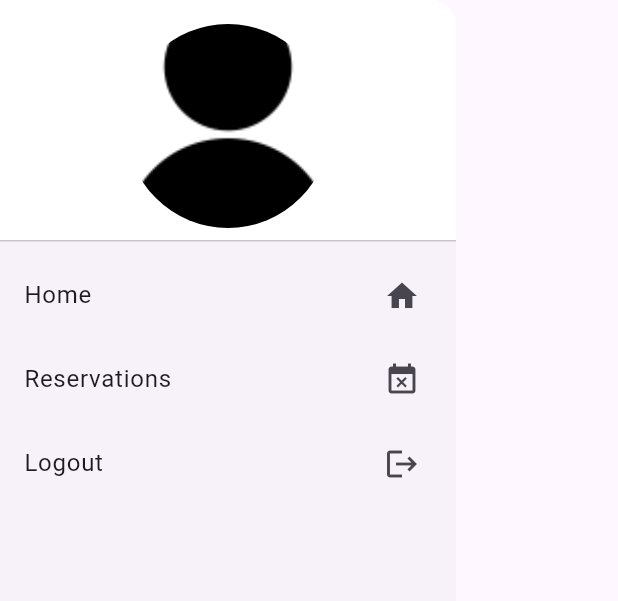
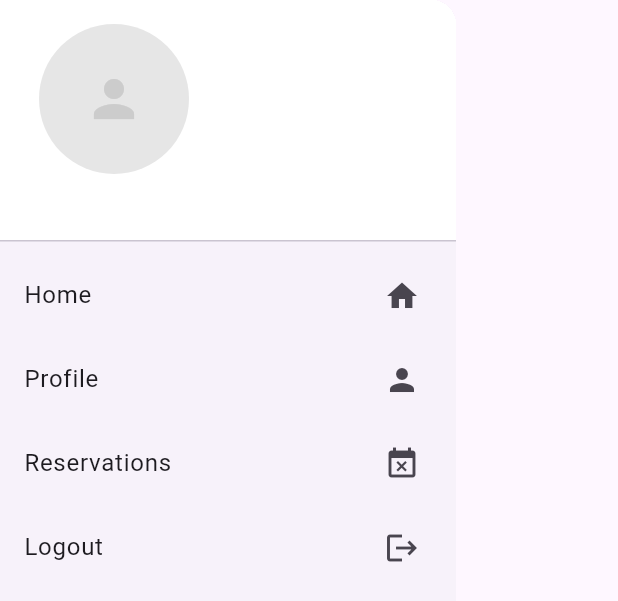
Before and after one commit to kkarimwahba/Evena, a Flutter app: the DrawerWidget widget shown alone on an empty page, opened directly, on a phone screen of 412 x 824 dp. Shown: the top 601 px of the screen. Run offline on Flutter 3.47's test engine with Material 3 defaults, Android fonts, the phone set to English and light mode, and no system bars; our stand-ins replace cloud_firestore, firebase_auth, firebase_core, firebase_storage, flutter_credit_card, image_gallery_saver and 2 more; missing offline and left inert: ticket_widget; accounts and stored records are empty; network calls fail.

Commit message:
profileandEventDateRemove

```diff
--- a/lib/widgets/drawers.dart
+++ b/lib/widgets/drawers.dart
@@ -1,6 +1,9 @@
-import 'package:evena/screens/adminHome.dart';
+import 'package:evena/models/users.dart';
 import 'package:evena/screens/login.dart';
 import 'package:evena/screens/userHome.dart';
+import 'package:evena/screens/userProfile.dart';
+import 'package:evena/services/userServices.dart';
+import 'package:firebase_auth/firebase_auth.dart';
 import 'package:flutter/material.dart';
 
 class DrawerWidget extends StatefulWidget {
@@ -13,19 +16,61 @@ class DrawerWidget extends StatefulWidget {
 }
 
 class _DrawerWidgetState extends State<DrawerWidget> {
+  User? user;
+
   @override
+  void initState() {
+    super.initState();
+    fetchUserData();
+  }
+
+  Future<void> fetchUserData() async {
+    try {
+      // Fetch user data (you may need to adjust this based on your user authentication)
+      User? currentUser = FirebaseAuth.instance.currentUser;
+      setState(() {
+        user = currentUser;
+      });
+      print('User ID after login: ${user?.uid}');
+    } catch (error) {
+      print('Error fetching user data: $error');
+    }
+  }
+
   Widget build(BuildContext context) {
     return Drawer(
       child: ListView(padding: EdgeInsets.zero, children: [
         const DrawerHeader(
-            decoration: BoxDecoration(
-              color: Colors.white,
+          decoration: BoxDecoration(
+            color: Colors.white,
+          ),
+          child: Padding(
+            padding: EdgeInsets.only(left: 10.0),
+            child: Column(
+              mainAxisAlignment: MainAxisAlignment.start,
+              crossAxisAlignment: CrossAxisAlignment.start,
+              children: [
+                CircleAvatar(
+                  backgroundColor: Color(0xffE6E6E6),
+                  radius: 50,
+                  child: Icon(
+                    Icons.person,
+                    color: Color(0xffCCCCCC),
+                    size: 40,
+                  ),
+                ),
+                SizedBox(height: 8),
+                // Text(
+                //   user!.uid,
+                //   style: TextStyle(
+                //     fontSize: 18,
+                //     fontWeight: FontWeight.bold,
+                //   ),
+                // ),
+              ],
             ),
-            child: CircleAvatar(
-              backgroundColor: Colors.white,
-              radius: 50,
-              backgroundImage: AssetImage('assets/images/user.png'),
-            )),
+          ),
+        ),
         ListTile(
           title: const Text('Home'),
           trailing: const Icon(Icons.home),
@@ -37,17 +82,17 @@ class _DrawerWidgetState extends State<DrawerWidget> {
             ));
           },
         ),
-        // ListTile(
-        //   title: const Text('Admin'),
-        //   trailing: const Icon(Icons.home),
-        //   onTap: () {
-        //     Navigator.of(context).push(MaterialPageRoute(
-        //       builder: (c) {
-        //         return const Admin();
-        //       },
-        //     ));
-        //   },
-        // ),
+        ListTile(
+          title: const Text('Profile'),
+          trailing: const Icon(Icons.person),
+          onTap: () {
+            Navigator.of(context).push(MaterialPageRoute(
+              builder: (c) {
+                return UserProfile(user: user); // Pass user data to UserProfile
+              },
+            ));
+          },
+        ),
         ListTile(
           trailing: const Icon(Icons.event_busy),
           title: const Text('Reservations'),
@@ -57,6 +102,7 @@ class _DrawerWidgetState extends State<DrawerWidget> {
           trailing: const Icon(Icons.logout),
           title: const Text('Logout'),
           onTap: () {
+            signOut();
             Navigator.of(context).push(MaterialPageRoute(
               builder: (c) {
                 return Login();
--- a/pubspec.yaml
+++ b/pubspec.yaml
@@ -53,6 +53,7 @@ dependencies:
   mailer: ^6.0.1
   ticket_widget: ^1.0.2
   image_gallery_saver: ^2.0.3
+  qr_flutter: ^4.1.0
   #open_street_map_search_and_pick: ^0.0.12
   #flutter_map: 3.1.0
   #dio: ^4.0.0
```
Also changed, not shown: lib/screens/userHome.dart (+46 -14 lines), lib/screens/userProfile.dart (added, +181 -0 lines), lib/services/firebase_auth.dart (+47 -15 lines), lib/services/userServices.dart (+12 -7 lines), lib/widgets/ticketCard.dart (+15 -5 lines), pubspec.lock.
